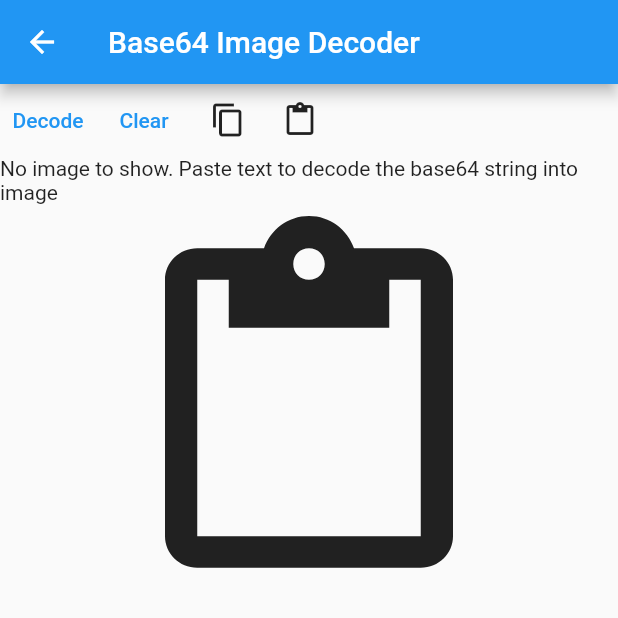
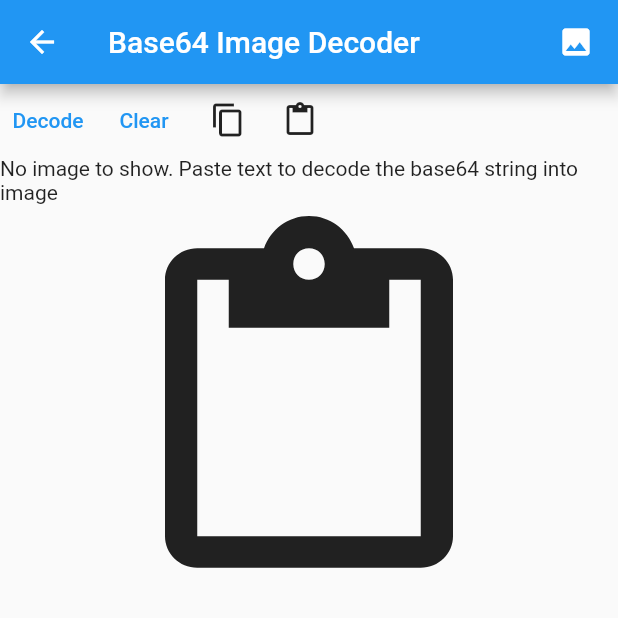
Before and after one commit to gladimdim/glad_tools, a Flutter app: the screen it shows after launch, after a tap on "Base64 Image Decoder", on a phone screen of 412 x 824 dp, the top half of it. Run offline on Flutter 3.47's test engine with Material 2 defaults, Android fonts, the phone set to English and light mode, and no system bars.

Commit message:
Added Hero Widget

```diff
--- a/lib/views/components/tool_object_card.dart
+++ b/lib/views/components/tool_object_card.dart
@@ -13,9 +13,12 @@ class ToolObjectCard extends StatelessWidget {
       child: Column(
         mainAxisAlignment: MainAxisAlignment.spaceBetween,
         children: [
-          Icon(
-            tool.icon,
-            size: 64,
+          Hero(
+            tag: tool.title,
+            child: Icon(
+              tool.icon,
+              size: 64,
+            ),
           ),
           Text(
             tool.title,
--- a/lib/views/starting_view/small.dart
+++ b/lib/views/starting_view/small.dart
@@ -32,13 +32,21 @@ class SmallStartingScreen extends StatelessWidget {
     Navigator.push(
       context,
       MaterialPageRoute(
-        builder: (context) => Scaffold(
-          appBar: AppBar(
-            title: Text(tool.title),
-          ),
-          body: tool.contentBuilder(
-            context,
-            tool,
+        builder: (context) => Material(
+          child: Scaffold(
+            appBar: AppBar(
+              title: Row(
+                mainAxisAlignment: MainAxisAlignment.spaceBetween,
+                children: [
+                  Text(tool.title),
+                  Hero(tag: tool.title, child: Icon(tool.icon)),
+                ],
+              ),
+            ),
+            body: tool.contentBuilder(
+              context,
+              tool,
+            ),
           ),
         ),
       ),
```
